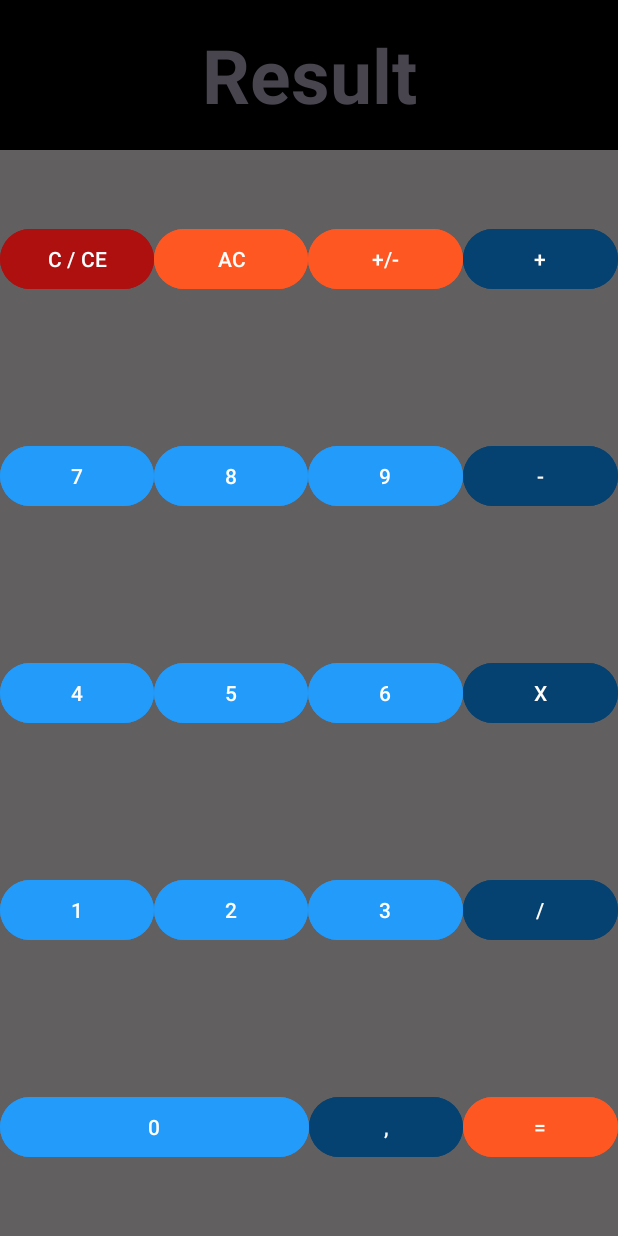
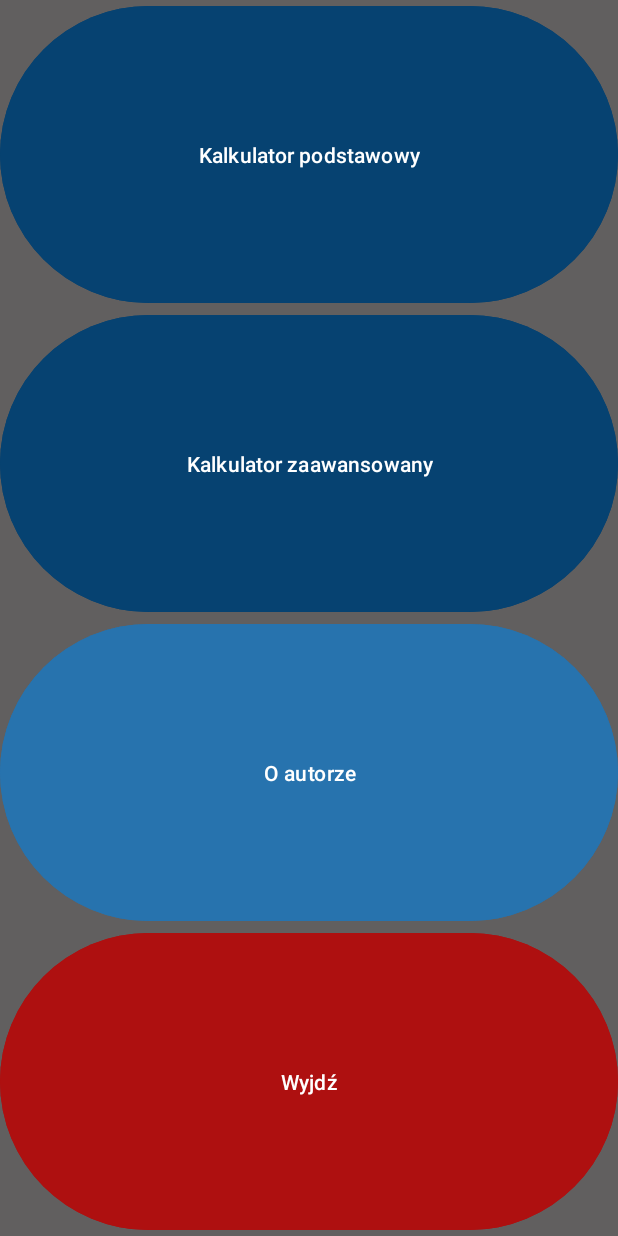
Before and after one commit to Jvsin/calculatorApp, an Android app: the screen it shows after launch (MainActivity), on a phone screen of 412 x 824 dp. Run offline under Robolectric (Android 15) with nearby library versions, the phone set to English and light mode, and no system bars.

Commit message:
dodanie aktywacji przycisków

```diff
--- a/app/src/main/AndroidManifest.xml
+++ b/app/src/main/AndroidManifest.xml
@@ -21,6 +21,12 @@
                 <category android:name="android.intent.category.LAUNCHER" />
             </intent-filter>
         </activity>
+        <activity android:name=".BasicCalcActivity">
+
+        </activity>
+        <activity android:name=".AdvancedCalcActivity">
+
+        </activity>
     </application>
 
 </manifest>
--- a/app/src/main/java/com/example/calculatorapp/MainActivity.kt
+++ b/app/src/main/java/com/example/calculatorapp/MainActivity.kt
@@ -1,11 +1,24 @@
 package com.example.calculatorapp
 
+import android.content.Intent
+import androidx.appcompat.app.AppCompatActivity
 import android.os.Bundle
-import androidx.appcompat.app.AppCompatActivity
+import android.widget.Button
 
 class MainActivity : AppCompatActivity() {
     override fun onCreate(savedInstanceState: Bundle?) {
         super.onCreate(savedInstanceState)
-        setContentView(R.layout.basic)
+        setContentView(R.layout.main)
+
+        val basicCalcButton = findViewById<Button>(R.id.buttonBasicCalc)
+        basicCalcButton.setOnClickListener {
+            val intent = Intent(this, BasicCalcActivity::class.java)
+            startActivity(intent)
+        }
+        val advancedCalcButton = findViewById<Button>(R.id.buttonAdvancedCalc)
+        advancedCalcButton.setOnClickListener {
+            val intent = Intent(this, AdvancedCalcActivity::class.java)
+            startActivity(intent)
+        }
     }
 }
--- a/app/src/main/res/layout/basic.xml
+++ b/app/src/main/res/layout/basic.xml
@@ -10,7 +10,7 @@
 
     <LinearLayout
         android:layout_width="match_parent"
-        android:layout_height="100dp"
+        android:layout_height="150dp"
         android:background="@color/black"
         android:orientation="vertical"
         tools:ignore="MissingConstraints">
@@ -44,7 +44,7 @@
                 android:id="@+id/clearButton"
                 android:backgroundTint="@color/red"
                 android:layout_width="100dp"
-                android:layout_height="wrap_content"
+                android:layout_height="match_parent"
                 android:layout_weight="1"
                 android:layout_gravity="center_horizontal|center"
                 android:text="C / CE" />
@@ -53,7 +53,7 @@
                 android:id="@+id/allClearButton"
                 android:backgroundTint="@color/orange"
                 android:layout_width="100dp"
-                android:layout_height="wrap_content"
+                android:layout_height="match_parent"
                 android:layout_weight="1"
                 android:layout_gravity="center_horizontal|center"
                 android:text="AC" />
@@ -62,7 +62,7 @@
                 android:id="@+id/changeSignButton"
                 android:backgroundTint="@color/orange"
                 android:layout_width="100dp"
-                android:layout_height="wrap_content"
+                android:layout_height="match_parent"
                 android:layout_weight="1"
                 android:accessibilityHeading="false"
                 android:text="+/-"
@@ -73,7 +73,7 @@
                 android:id="@+id/buttonPlus"
                 android:backgroundTint="@color/darkBlue"
                 android:layout_width="100dp"
-                android:layout_height="wrap_content"
+                android:layout_height="match_parent"
                 android:layout_weight="1"
                 android:layout_gravity="center_horizontal|center"
                 android:text="+" />
@@ -92,7 +92,7 @@
                 android:id="@+id/button7"
                 android:backgroundTint="@color/lightBlue"
                 android:layout_width="0dp"
-                android:layout_height="wrap_content"
+                android:layout_height="match_parent"
                 android:layout_weight="1"
                 android:layout_gravity="center_horizontal|center"
                 android:text="7" />
@@ -101,7 +101,7 @@
                 android:id="@+id/button8"
                 android:backgroundTint="@color/lightBlue"
                 android:layout_width="0dp"
-                android:layout_height="wrap_content"
+                android:layout_height="match_parent"
                 android:layout_weight="1"
                 android:layout_gravity="center_horizontal|center"
                 android:text="8" />
@@ -110,7 +110,7 @@
                 android:id="@+id/button9"
                 android:backgroundTint="@color/lightBlue"
                 android:layout_width="0dp"
-                android:layout_height="wrap_content"
+                android:layout_height="match_parent"
                 android:layout_gravity="center_horizontal|center"
                 android:layout_weight="1"
                 android:text="9" />
@@ -119,7 +119,7 @@
                 android:id="@+id/buttonMinus"
                 android:backgroundTint="@color/darkBlue"
                 android:layout_width="0dp"
-                android:layout_height="wrap_content"
+                android:layout_height="match_parent"
                 android:layout_gravity="center_horizontal|center"
                 android:layout_weight="1"
                 android:text="-" />
@@ -137,7 +137,7 @@
                 android:id="@+id/button4"
                 android:backgroundTint="@color/lightBlue"
                 android:layout_width="0dp"
-                android:layout_height="wrap_content"
+                android:layout_height="match_parent"
                 android:layout_gravity="center_horizontal|center"
                 android:layout_weight="1"
                 android:text="4" />
@@ -146,7 +146,7 @@
                 android:id="@+id/button5"
                 android:backgroundTint="@color/lightBlue"
                 android:layout_width="0dp"
-                android:layout_height="wrap_content"
+                android:layout_height="match_parent"
                 android:layout_gravity="center_horizontal|center"
                 android:layout_weight="1"
                 android:text="5" />
@@ -155,7 +155,7 @@
                 android:id="@+id/button6"
                 android:backgroundTint="@color/lightBlue"
                 android:layout_width="0dp"
-                android:layout_height="wrap_content"
+                android:layout_height="match_parent"
                 android:layout_gravity="center_horizontal|center"
                 android:layout_weight="1"
                 android:text="6" />
@@ -164,7 +164,7 @@
                 android:id="@+id/buttonMultiply"
                 android:backgroundTint="@color/darkBlue"
                 android:layout_width="0dp"
-                android:layout_height="wrap_content"
+                android:layout_height="match_parent"
                 android:layout_gravity="center_horizontal|center"
                 android:layout_weight="1"
                 android:text="X" />
@@ -182,7 +182,7 @@
                 android:id="@+id/button1"
                 android:backgroundTint="@color/lightBlue"
                 android:layout_width="0dp"
-                android:layout_height="wrap_content"
+                android:layout_height="match_parent"
                 android:layout_gravity="center_horizontal|center"
                 android:layout_weight="1"
                 android:text="1" />
@@ -191,7 +191,7 @@
                 android:id="@+id/button2"
                 android:backgroundTint="@color/lightBlue"
                 android:layout_width="0dp"
-                android:layout_height="wrap_content"
+                android:layout_height="match_parent"
                 android:layout_gravity="center_horizontal|center"
                 android:layout_weight="1"
                 android:text="2" />
@@ -200,7 +200,7 @@
                 android:id="@+id/button3"
                 android:backgroundTint="@color/lightBlue"
                 android:layout_width="0dp"
-                android:layout_height="wrap_content"
+                android:layout_height="match_parent"
                 android:layout_gravity="center_horizontal|center"
                 android:layout_weight="1"
                 android:text="3" />
@@ -209,7 +209,7 @@
                 android:id="@+id/buttonDivide"
                 android:backgroundTint="@color/darkBlue"
                 android:layout_width="0dp"
-                android:layout_height="wrap_content"
+                android:layout_height="match_parent"
                 android:layout_gravity="center_horizontal|center"
                 android:layout_weight="1"
                 android:text="/" />
@@ -228,7 +228,7 @@
                 android:id="@+id/button0"
                 android:backgroundTint="@color/lightBlue"
                 android:layout_width="0dp"
-                android:layout_height="wrap_content"
+                android:layout_height="match_parent"
                 android:layout_gravity="center_horizontal|center"
                 android:layout_weight="2"
                 android:text="0" />
@@ -237,7 +237,7 @@
                 android:id="@+id/buttonComa"
                 android:backgroundTint="@color/darkBlue"
                 android:layout_width="0dp"
-                android:layout_height="wrap_content"
+                android:layout_height="match_parent"
                 android:layout_gravity="center_horizontal|center"
                 android:layout_weight="1"
                 android:text="," />
@@ -246,7 +246,7 @@
                 android:id="@+id/buttonEqual"
                 android:backgroundTint="@color/orange"
                 android:layout_width="0dp"
-                android:layout_height="wrap_content"
+                android:layout_height="match_parent"
                 android:layout_gravity="center_horizontal|center"
                 android:layout_weight="1"
                 android:text="=" />
--- /dev/null
+++ b/app/src/main/res/layout/main.xml
@@ -0,0 +1,89 @@
+<?xml version="1.0" encoding="utf-8"?>
+<LinearLayout xmlns:android="http://schemas.android.com/apk/res/android"
+    xmlns:app="http://schemas.android.com/apk/res-auto"
+    xmlns:tools="http://schemas.android.com/tools"
+    android:layout_width="match_parent"
+    android:layout_height="match_parent"
+    android:background="@color/gray"
+    android:orientation="vertical"
+    tools:context=".MainActivity">
+
+    <LinearLayout
+        android:layout_width="match_parent"
+        android:layout_height="350dp"
+        android:layout_weight="1"
+        android:gravity="center|bottom"
+        android:orientation="horizontal"
+        android:paddingVertical="0dp"
+        >
+
+        <Button
+            android:id="@+id/buttonBasicCalc"
+            android:backgroundTint="@color/darkBlue"
+            android:layout_width="0dp"
+            android:layout_height="match_parent"
+            android:layout_weight="1"
+            android:layout_gravity="center_horizontal|center"
+            android:text="Kalkulator podstawowy" />
+    </LinearLayout>
+
+    <LinearLayout
+        android:layout_width="match_parent"
+        android:layout_height="350dp"
+        android:layout_weight="1"
+        android:gravity="center|bottom"
+        android:orientation="horizontal"
+        android:paddingVertical="0dp"
+        >
+
+        <Button
+            android:id="@+id/buttonAdvancedCalc"
+            android:backgroundTint="@color/darkBlue"
+            android:layout_width="0dp"
+            android:layout_height="match_parent"
+            android:layout_weight="1"
+            android:layout_gravity="center_horizontal|center"
+            android:text="Kalkulator zaawansowany" />
+    </LinearLayout>
+
+    <LinearLayout
+        android:layout_width="match_parent"
+        android:layout_height="350dp"
+        android:layout_weight="1"
+        android:gravity="center|bottom"
+        android:orientation="horizontal"
+        android:paddingVertical="0dp"
+        >
+
+        <Button
+            android:id="@+id/buttonAbout"
+            android:backgroundTint="@color/cyan"
+            android:layout_width="0dp"
+            android:layout_height="match_parent"
+            android:layout_weight="1"
+            android:layout_gravity="center_horizontal|center"
+            android:text="O autorze" />
+    </LinearLayout>
+
+    <LinearLayout
+        android:layout_width="match_parent"
+        android:layout_height="350dp"
+        android:layout_weight="1"
+        android:gravity="center|bottom"
+        android:orientation="horizontal"
+        android:paddingVertical="0dp"
+        >
+
+        <Button
+            android:id="@+id/buttonExit"
+            android:backgroundTint="@color/red"
+            android:layout_width="0dp"
+            android:layout_height="match_parent"
+            android:layout_weight="1"
+            android:layout_gravity="center_horizontal|center"
+            android:text="Wyjdź" />
+
+
+    </LinearLayout>
+
+</LinearLayout>
```
Also changed, not shown: app/src/main/java/com/example/calculatorapp/AdvancedCalcActivity.kt (added, +11 -0 lines), app/src/main/java/com/example/calculatorapp/BasicCalcActivity.kt (added, +11 -0 lines), app/src/main/res/layout/advanced.xml (+29 -29 lines).
